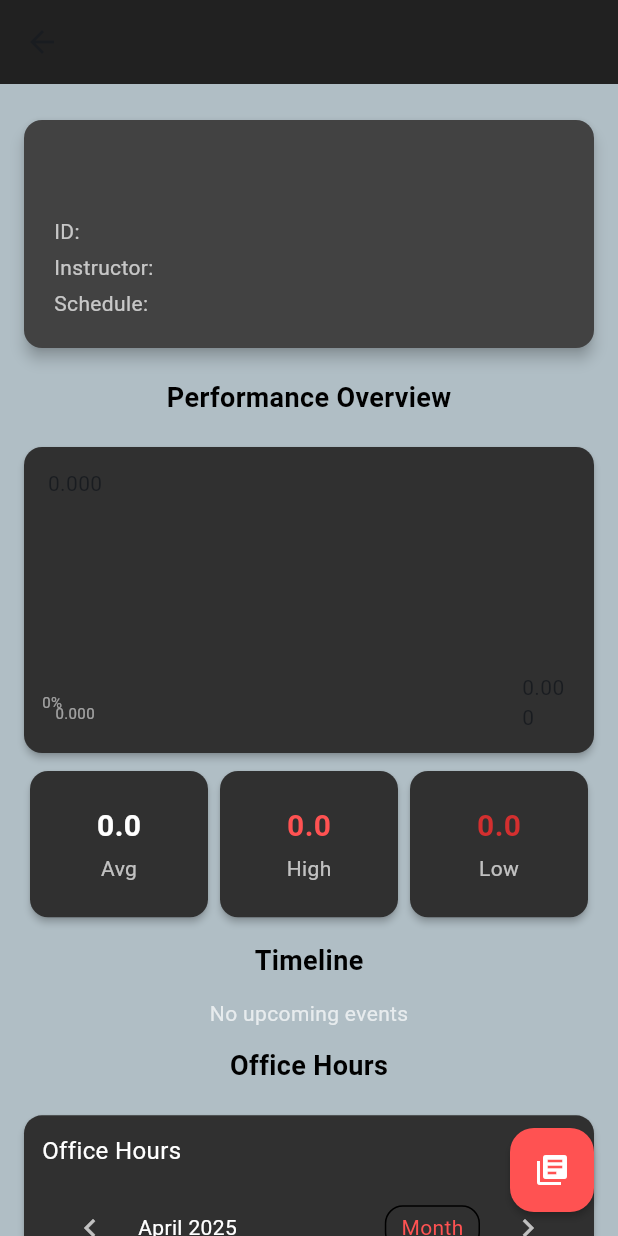
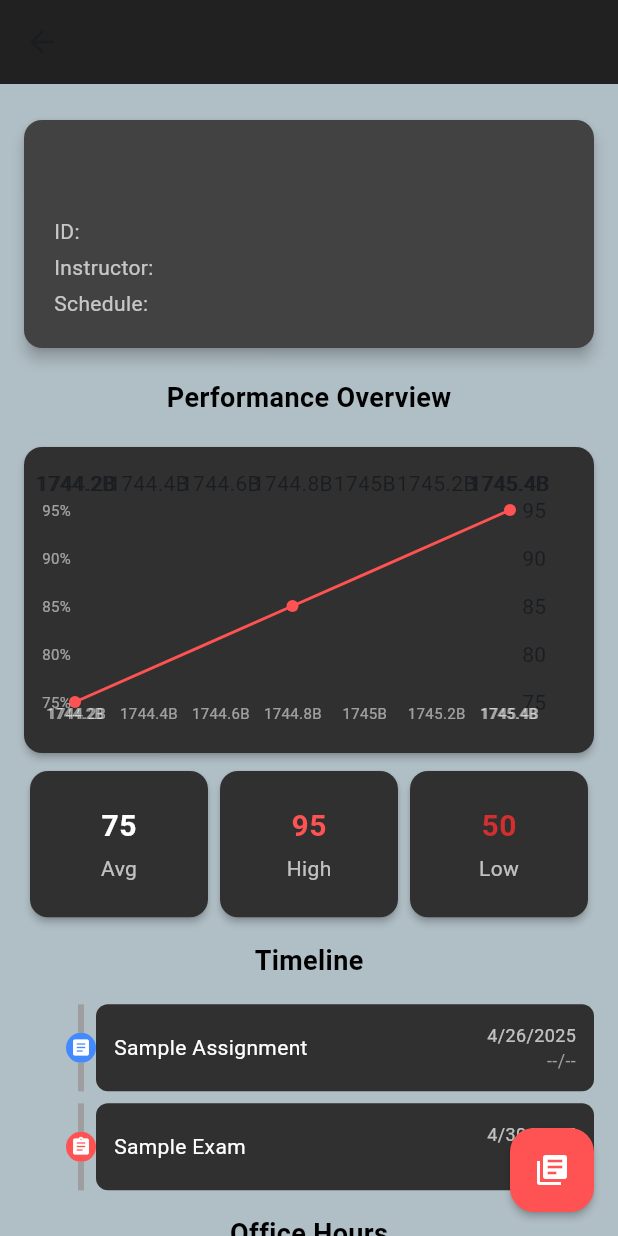
Before and after one commit to tusharsethi1999/lms, a Flutter app: the CourseDetailsPage screen opened directly with empty values, on a phone screen of 412 x 824 dp. Run offline on Flutter 3.47's test engine with Material 3 defaults, Android fonts, the phone set to English and light mode, and no system bars; drawn by our look-alikes of fl_chart, flutter_animate, table_calendar, timeline_tile; our stand-ins replace cached_network_image, flutter_riverpod, google_fonts.

Commit message:
Added some static data to the course details page

```diff
--- a/lib/pages/course_details.dart
+++ b/lib/pages/course_details.dart
@@ -46,6 +46,11 @@ class CourseDetailsPage extends ConsumerWidget {
         );
       }
     }
+
+    if (events.isEmpty) {
+      final today = DateTime(DateTime.now().year, DateTime.now().month, DateTime.now().day);
+      events[today] = ['Office: Room 101 2:00 PM - 4 PM'];
+    }
     return events;
   }
 
@@ -80,8 +85,7 @@ class CourseDetailsPage extends ConsumerWidget {
       ),
       backgroundColor: Colors.grey[900],
       context: context,
-      builder:
-          (context) => Container(
+      builder: (context) => Container(
         padding: const EdgeInsets.all(16),
         child: Column(
           mainAxisSize: MainAxisSize.min,
@@ -125,7 +129,7 @@ class CourseDetailsPage extends ConsumerWidget {
         color: Colors.grey[800],
         shape: RoundedRectangleBorder(borderRadius: BorderRadius.circular(12)),
         elevation: 4,
-        margin: const EdgeInsets.symmetric(vertical: 8), // Vertical margin only
+        margin: const EdgeInsets.symmetric(vertical: 8),
         child: Padding(
           padding: const EdgeInsets.all(20),
           child: Column(
@@ -239,6 +243,29 @@ class CourseDetailsPage extends ConsumerWidget {
   }
 
   Widget _buildGradeChart() {
+    // Fallback static spots
+    final spots = course.gradeHistory.isNotEmpty
+        ? course.gradeHistory
+            .map((g) => FlSpot(
+                  g.date.millisecondsSinceEpoch.toDouble(),
+                  g.score,
+                ))
+            .toList()
+        : [
+            FlSpot(
+              DateTime.now().subtract(Duration(days: 14)).millisecondsSinceEpoch.toDouble(),
+              75,
+            ),
+            FlSpot(
+              DateTime.now().subtract(Duration(days: 7)).millisecondsSinceEpoch.toDouble(),
+              85,
+            ),
+            FlSpot(
+              DateTime.now().millisecondsSinceEpoch.toDouble(),
+              95,
+            ),
+          ];
+
     return Card(
       color: Colors.grey[850],
       shape: RoundedRectangleBorder(borderRadius: BorderRadius.circular(12)),
@@ -255,8 +282,7 @@ class CourseDetailsPage extends ConsumerWidget {
                 bottomTitles: AxisTitles(
                   sideTitles: SideTitles(
                     showTitles: true,
-                    getTitlesWidget:
-                        (value, meta) => Text(
+                    getTitlesWidget: (value, meta) => Text(
                       meta.formattedValue,
                       style: GoogleFonts.roboto(
                         color: Colors.white54,
@@ -268,8 +294,7 @@ class CourseDetailsPage extends ConsumerWidget {
                 leftTitles: AxisTitles(
                   sideTitles: SideTitles(
                     showTitles: true,
-                    getTitlesWidget:
-                        (value, meta) => Text(
+                    getTitlesWidget: (value, meta) => Text(
                       '${value.toInt()}%',
                       style: GoogleFonts.roboto(
                         color: Colors.white54,
@@ -282,15 +307,7 @@ class CourseDetailsPage extends ConsumerWidget {
               borderData: FlBorderData(show: false),
               lineBarsData: [
                 LineChartBarData(
-                  spots:
-                      course.gradeHistory
-                          .map(
-                            (g) => FlSpot(
-                              g.date.millisecondsSinceEpoch.toDouble(),
-                              g.score,
-                            ),
-                          )
-                          .toList(),
+                  spots: spots,
                   isCurved: true,
                   color: Colors.redAccent,
                   dotData: FlDotData(show: true),
@@ -312,17 +329,20 @@ class CourseDetailsPage extends ConsumerWidget {
       children: [
         _StatCard(
           title: 'Avg',
-          value: course.classStats.averageScore?.toStringAsFixed(1) ?? '-',
+          value: course.classStats.averageScore?.toStringAsFixed(1) == '0.0' ? '75' :
+              course.classStats.averageScore!.toStringAsFixed(1),
           color: Colors.white,
         ),
         _StatCard(
           title: 'High',
-          value: course.classStats.highestScore?.toStringAsFixed(1) ?? '-',
+          value: course.classStats.highestScore?.toStringAsFixed(1) == '0.0' ? '95' :
+              course.classStats.highestScore!.toStringAsFixed(1),
           color: Colors.redAccent,
         ),
         _StatCard(
           title: 'Low',
-          value: course.classStats.lowestScore?.toStringAsFixed(1) ?? '-',
+          value: course.classStats.lowestScore?.toStringAsFixed(1) == '0.0' ? '50' :
+              course.classStats.lowestScore!.toStringAsFixed(1),
           color: Colors.red.shade700,
         ),
       ],
@@ -349,18 +369,24 @@ class CourseDetailsPage extends ConsumerWidget {
       ),
     ]..sort((a, b) => a.date.compareTo(b.date));
 
-    if (allItems.isEmpty) {
-      return Center(
-        child: Text(
-          'No upcoming events',
-          style: GoogleFonts.roboto(color: Colors.white70),
-        ),
-      );
-    }
+    // Fallback static timeline if empty
+    final items = allItems.isNotEmpty
+        ? allItems
+        : [
+            _TimelineItem(
+                title: 'Sample Assignment',
+                date: DateTime.now().add(Duration(days: 3)),
+                type: 'Assignment',
+                score: '--/--'),
+            _TimelineItem(
+                title: 'Sample Exam',
+                date: DateTime.now().add(Duration(days: 7)),
+                type: 'Exam',
+                score: '--/--'),
+          ];
 
     return Column(
-      children:
-          allItems.map((item) {
+      children: items.map((item) {
         return Padding(
           padding: const EdgeInsets.symmetric(vertical: 4),
           child: TimelineTile(
@@ -368,10 +394,7 @@ class CourseDetailsPage extends ConsumerWidget {
             lineXY: 0.1,
             indicatorStyle: IndicatorStyle(
               width: 20,
-                  color:
-                      item.type == 'Exam'
-                          ? Colors.redAccent
-                          : Colors.blueAccent,
+              color: item.type == 'Exam' ? Colors.redAccent : Colors.blueAccent,
               iconStyle: IconStyle(
                 iconData:
                     item.type == 'Exam' ? Icons.assignment : Icons.article,
```
Lines whose indentation alone changed are shown as unchanged.
